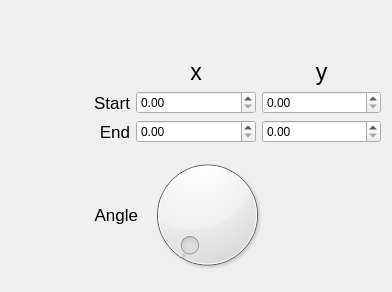
Above: SketchPad/EditLineDialog.ui from liu-bodong/SketchPad before the change. Below: the same form after it.
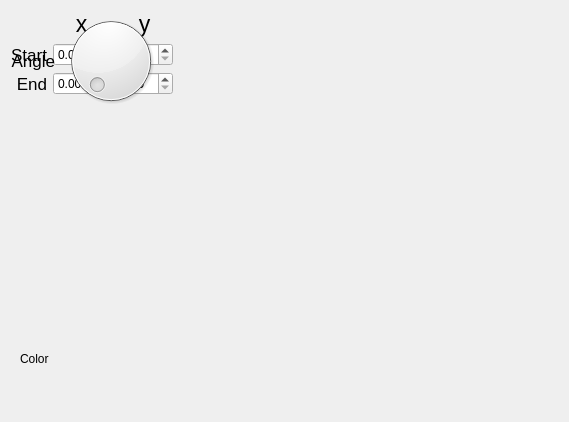
That is the form after the change.

```diff
--- a/SketchPad/EditLineDialog.ui
+++ b/SketchPad/EditLineDialog.ui
@@ -6,20 +6,38 @@
    <rect>
     <x>0</x>
     <y>0</y>
-    <width>392</width>
-    <height>292</height>
+    <width>569</width>
+    <height>422</height>
    </rect>
   </property>
   <property name="windowTitle">
    <string>EditLineDialog</string>
   </property>
-  <layout class="QGridLayout" name="gridLayout_2">
-   <item row="0" column="0">
+  <widget class="QLabel" name="label">
+   <property name="geometry">
+    <rect>
+     <x>20</x>
+     <y>350</y>
+     <width>81</width>
+     <height>18</height>
+    </rect>
+   </property>
+   <property name="font">
+    <font>
+     <family>Arial</family>
+    </font>
+   </property>
+   <property name="text">
+    <string>Color</string>
+   </property>
+  </widget>
+  <widget class="QWidget" name="">
     <layout class="QGridLayout" name="gridLayout">
      <item row="0" column="1">
       <widget class="QLabel" name="xLabel">
        <property name="font">
         <font>
+        <family>Arial</family>
          <pointsize>17</pointsize>
         </font>
        </property>
@@ -35,6 +53,7 @@
       <widget class="QLabel" name="yLabel">
        <property name="font">
         <font>
+        <family>Arial</family>
          <pointsize>17</pointsize>
         </font>
        </property>
@@ -50,6 +69,7 @@
       <widget class="QLabel" name="startLabel">
        <property name="font">
         <font>
+        <family>Arial</family>
          <pointsize>13</pointsize>
         </font>
        </property>
@@ -71,6 +91,7 @@
       <widget class="QLabel" name="endLabel">
        <property name="font">
         <font>
+        <family>Arial</family>
          <pointsize>13</pointsize>
         </font>
        </property>
@@ -89,13 +110,14 @@
       <widget class="QDoubleSpinBox" name="endYSpinBox"/>
      </item>
     </layout>
-   </item>
-   <item row="1" column="0">
+  </widget>
+  <widget class="QWidget" name="">
     <layout class="QHBoxLayout" name="horizontalLayout">
      <item>
       <widget class="QLabel" name="angleLabel">
        <property name="font">
         <font>
+        <family>Arial</family>
          <pointsize>13</pointsize>
         </font>
        </property>
@@ -127,8 +149,7 @@
       </spacer>
      </item>
     </layout>
-   </item>
-  </layout>
+  </widget>
  </widget>
  <layoutdefault spacing="6" margin="11"/>
  <resources/>
```
Lines whose indentation alone changed are shown as unchanged.
